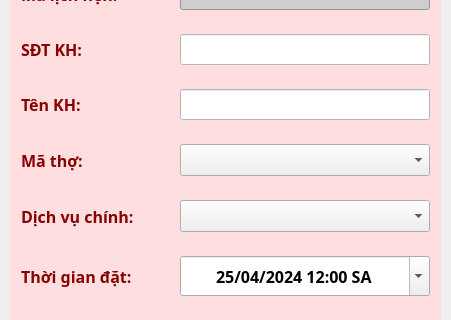
Before: the Qt Designer form gui/qtDesginer_ui/booking.ui in joslingg/Fourmenbarbershop_package, drawn with Qt 5; both pictures show x 0 to 451 and y 118 to 438 of the 451 by 524 pixel window.
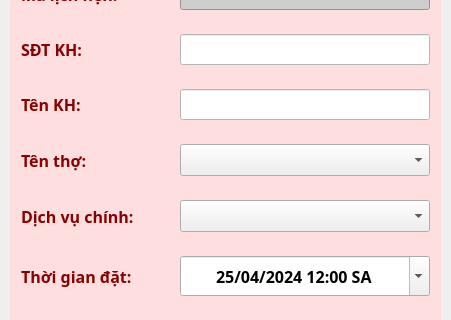
After: the same form once the commit is applied. Icons and pictures are not drawn.

Patch:
```diff
--- a/gui/qtDesginer_ui/booking.ui
+++ b/gui/qtDesginer_ui/booking.ui
@@ -110,7 +110,7 @@
         </font>
        </property>
        <property name="text">
-        <string>Mã thợ:</string>
+        <string>Tên thợ:</string>
        </property>
       </widget>
      </item>
```
